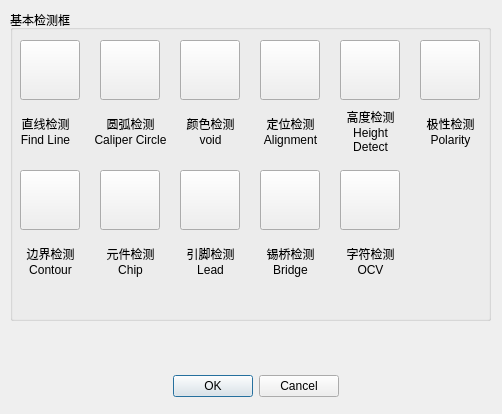
Before: the Qt Designer form VisionDetect/InspWindowSelectDialog.ui in chuandongxu/AOI, drawn with Qt 5.
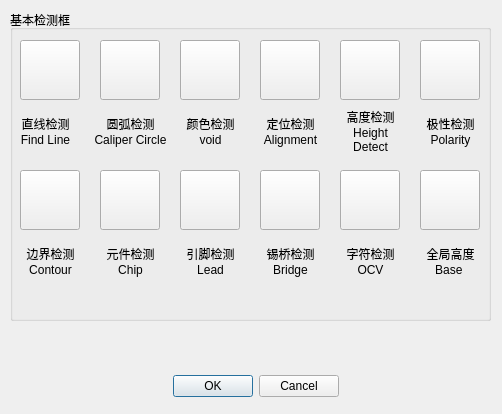
After: the same form once the commit is applied. Icons and pictures are not drawn.

Commit message:
Height Detect Global Base Function
1. Add height detect global base inspect widget.

Diff of the .ui file:
```diff
--- a/VisionDetect/InspWindowSelectDialog.ui
+++ b/VisionDetect/InspWindowSelectDialog.ui
@@ -491,6 +491,48 @@
      </size>
     </property>
    </widget>
+   <widget class="QPushButton" name="btnGlobalWindow">
+    <property name="geometry">
+     <rect>
+      <x>410</x>
+      <y>160</y>
+      <width>60</width>
+      <height>60</height>
+     </rect>
+    </property>
+    <property name="text">
+     <string/>
+    </property>
+    <property name="icon">
+     <iconset>
+      <normaloff>../Image/HeightBase.png</normaloff>../Image/HeightBase.png</iconset>
+    </property>
+    <property name="iconSize">
+     <size>
+      <width>60</width>
+      <height>60</height>
+     </size>
+    </property>
+   </widget>
+   <widget class="QLabel" name="labelGlobalWin">
+    <property name="geometry">
+     <rect>
+      <x>410</x>
+      <y>230</y>
+      <width>61</width>
+      <height>41</height>
+     </rect>
+    </property>
+    <property name="text">
+     <string>全局高度 Base </string>
+    </property>
+    <property name="alignment">
+     <set>Qt::AlignCenter</set>
+    </property>
+    <property name="wordWrap">
+     <bool>true</bool>
+    </property>
+   </widget>
   </widget>
   <widget class="QDialogButtonBox" name="buttonBox">
    <property name="geometry">
```
The commit also changes 14 other files.
